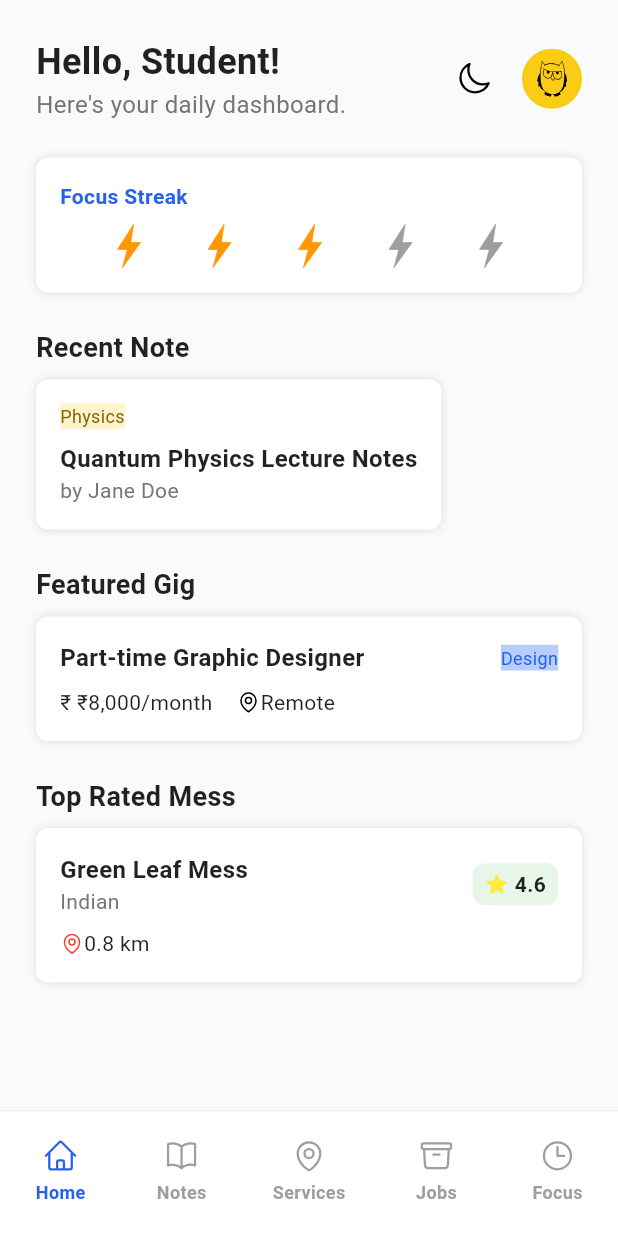
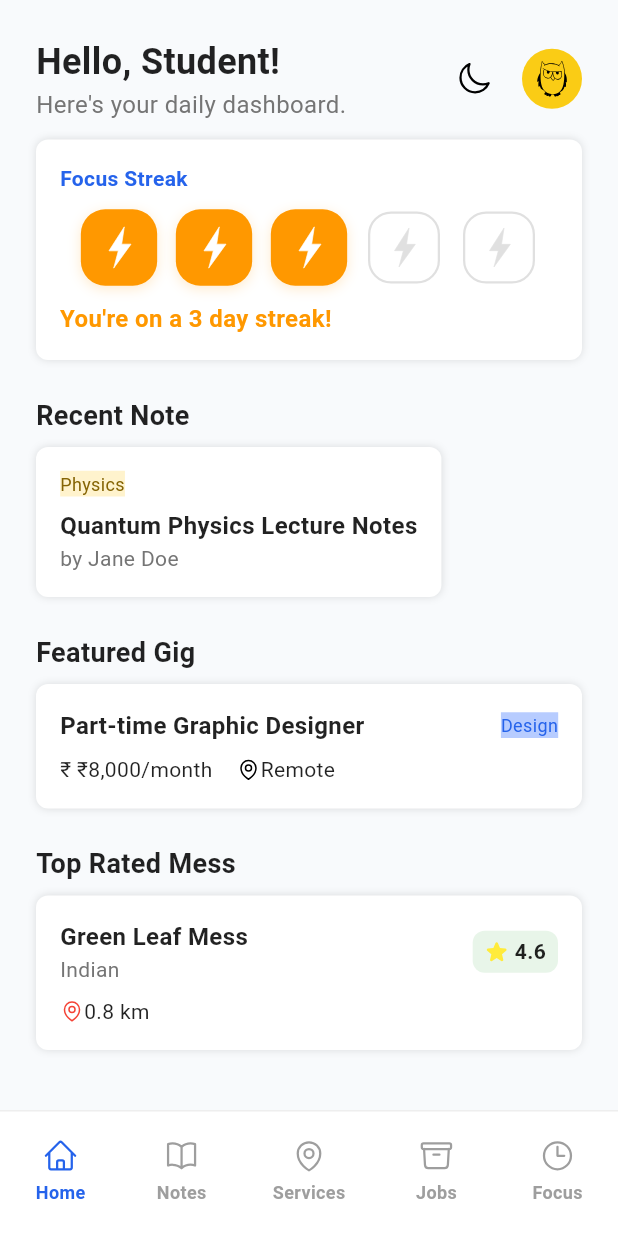
Before and after one commit to barshanpoddar/campusOwl-new, a Flutter app: the screen it shows after launch, on a phone screen of 412 x 824 dp. Run offline on Flutter 3.47's test engine with Material 3 defaults, Android fonts, the phone set to English and light mode, and no system bars; our stand-ins replace flutter_svg, internet_connection_checker, shared_preferences; Roboto replaces fonts that are missing (Poppins).

Commit message:
Refactor: Remove unused fire icon and add StreakBar widget for improved focus streak display

```diff
--- a/lib/screens/home_screen.dart
+++ b/lib/screens/home_screen.dart
@@ -2,6 +2,7 @@ import 'package:flutter/material.dart';
 import 'package:provider/provider.dart';
 import '../constants.dart';
 import '../widgets/app_icon.dart';
+import '../widgets/streak_bar.dart';
 import '../providers/theme_provider.dart';
 
 class HomeScreen extends StatefulWidget {
@@ -65,7 +66,8 @@ class _HomeScreenState extends State<HomeScreen> {
                         children: [
                           IconButton(
                             onPressed: () => themeProvider.toggleTheme(),
-                          tooltip: isDark ? 'Switch to light' : 'Switch to dark',
+                            tooltip:
+                                isDark ? 'Switch to light' : 'Switch to dark',
                             icon: AppIcon(
                               assetName: isDark ? 'sun' : 'moon',
                               size: 24,
@@ -75,16 +77,18 @@ class _HomeScreenState extends State<HomeScreen> {
                           const SizedBox(width: 8),
                           const CircleAvatar(
                             backgroundColor: Color(0xFFFACC15), // Yellow
-                          child: AppIcon(assetName: 'Owl_icon', icon: Icons.pets, color: Colors.black),
+                            child: AppIcon(
+                                assetName: 'Owl_icon',
+                                icon: Icons.pets,
+                                color: Colors.black),
                           ),
                         ],
                       ),
                     ],
                   ),
 
-                const SizedBox(height: 24),
-
-                // Focus Streak
+                  // Focus Streak (redesigned)
+                  const SizedBox(height: 12),
                   Container(
                     padding: const EdgeInsets.all(16),
                     decoration: BoxDecoration(
@@ -97,9 +101,6 @@ class _HomeScreenState extends State<HomeScreen> {
                     child: Column(
                       crossAxisAlignment: CrossAxisAlignment.start,
                       children: [
-                      Row(
-                        mainAxisAlignment: MainAxisAlignment.spaceBetween,
-                        children: [
                         Text(
                           'Focus Streak',
                           style: TextStyle(
@@ -107,19 +108,18 @@ class _HomeScreenState extends State<HomeScreen> {
                             color: Theme.of(context).primaryColor,
                           ),
                         ),
-                        ],
+                        const SizedBox(height: 12),
+                        // Use the new reusable StreakBar widget
+                        StreakBar(total: 5, current: currentStreak, size: 48),
+                        const SizedBox(height: 12),
+                        Text(
+                          'You\'re on a $currentStreak day streak!',
+                          textAlign: TextAlign.center,
+                          style: const TextStyle(
+                            fontWeight: FontWeight.bold,
+                            fontSize: 16,
+                            color: Colors.orange,
                           ),
-                      const SizedBox(height: 8),
-                      Row(
-                        mainAxisAlignment: MainAxisAlignment.spaceEvenly,
-                        children: List.generate(5, (index) {
-                          return AppIcon(
-                            assetName: 'fire',
-                            icon: Icons.local_fire_department,
-                            size: 30,
-                            color: streak[index] ? Colors.orange : Colors.grey,
-                          );
-                        }),
                         ),
                       ],
                     ),
@@ -214,7 +214,10 @@ const Text(
                           children: [
                             Text('₹ ${featuredJob.pay}'),
                             const SizedBox(width: 16),
-                          const AppIcon(assetName: 'map_pin', icon: Icons.location_on, size: 16),
+                            const AppIcon(
+                                assetName: 'map_pin',
+                                icon: Icons.location_on,
+                                size: 16),
                             Text(featuredJob.location),
                           ],
                         ),
@@ -265,14 +268,19 @@ const Text(
                               ],
                             ),
                             Container(
-                            padding: const EdgeInsets.symmetric(horizontal: 8, vertical: 4),
+                              padding: const EdgeInsets.symmetric(
+                                  horizontal: 8, vertical: 4),
                               decoration: BoxDecoration(
                                 color: Colors.green[50],
                                 borderRadius: BorderRadius.circular(8),
                               ),
                               child: Row(
                                 children: [
-                                const AppIcon(assetName: 'star', icon: Icons.star, size: 16, color: Colors.yellow),
+                                  const AppIcon(
+                                      assetName: 'star',
+                                      icon: Icons.star,
+                                      size: 16,
+                                      color: Colors.yellow),
                                   const SizedBox(width: 4),
                                   Text(
                                     featuredMess.rating.toStringAsFixed(1),
@@ -289,7 +297,11 @@ const Text(
                         const SizedBox(height: 8),
                         Row(
                           children: [
-                          const AppIcon(assetName: 'map_pin', icon: Icons.location_on, size: 16, color: Colors.red),
+                            const AppIcon(
+                                assetName: 'map_pin',
+                                icon: Icons.location_on,
+                                size: 16,
+                                color: Colors.red),
                             Text(featuredMess.distance),
                           ],
                         ),
--- /dev/null
+++ b/lib/widgets/streak_bar.dart
@@ -0,0 +1,116 @@
+import 'package:flutter/material.dart';
+import 'app_icon.dart';
+
+/// A horizontal streak indicator showing completed days with an animated,
+/// theme-aware set of icon pills.
+///
+/// Example:
+/// StreakBar(total: 7, current: 3)
+class StreakBar extends StatelessWidget {
+  final int total;
+  final int current;
+  final double size;
+  final String assetName;
+  final Color? activeColor;
+  final Color? inactiveColor;
+
+  const StreakBar({
+    super.key,
+    required this.total,
+    required this.current,
+    this.size = 40,
+    this.assetName = 'bolt',
+    this.activeColor,
+    this.inactiveColor,
+  });
+
+  @override
+  Widget build(BuildContext context) {
+    final active = activeColor ?? Colors.orange;
+    final inactive = inactiveColor ?? Colors.grey.shade300;
+
+    return Row(
+      mainAxisAlignment: MainAxisAlignment.spaceEvenly,
+      children: List.generate(total, (index) {
+        final done = index < current;
+        return _StreakPill(
+          size: size,
+          done: done,
+          assetName: assetName,
+          activeColor: active,
+          inactiveColor: inactive,
+          semanticLabel: 'Day ${index + 1} ${done ? 'completed' : 'not completed'}',
+        );
+      }),
+    );
+  }
+}
+
+class _StreakPill extends StatelessWidget {
+  final double size;
+  final bool done;
+  final String assetName;
+  final Color activeColor;
+  final Color inactiveColor;
+  final String semanticLabel;
+
+  const _StreakPill({
+    required this.size,
+    required this.done,
+    required this.assetName,
+    required this.activeColor,
+    required this.inactiveColor,
+    required this.semanticLabel,
+  });
+
+  @override
+  Widget build(BuildContext context) {
+    // Animate scale and background color when toggling.
+    return Tooltip(
+      message: semanticLabel,
+      child: Semantics(
+        label: semanticLabel,
+        child: TweenAnimationBuilder<double>(
+          tween: Tween(begin: 1.0, end: done ? 1.06 : 1.0),
+          duration: const Duration(milliseconds: 280),
+          curve: Curves.easeOutBack,
+          builder: (context, scale, child) {
+            return Transform.scale(
+              scale: scale,
+              child: AnimatedContainer(
+                duration: const Duration(milliseconds: 280),
+                width: size,
+                height: size,
+                decoration: BoxDecoration(
+                  color: done ? activeColor : Colors.transparent,
+                  borderRadius: BorderRadius.circular(size * 0.32),
+                  border: done
+                      ? null
+                      : Border.all(color: inactiveColor, width: 1.5),
+                  boxShadow: done
+                      ? [
+                          BoxShadow(
+                            color: activeColor.withAlpha(51),
+                            blurRadius: 6,
+                            offset: const Offset(0, 2),
+                          )
+                        ]
+                      : null,
+                ),
+                child: Center(
+                  child: AppIcon(
+                    assetName: assetName,
+                    size: size * 0.56,
+                    // when done, icon is white for contrast; otherwise use
+                    // the inactiveColor to match outline.
+                    color: done ? Colors.white : inactiveColor,
+                  ),
+                ),
+              ),
+            );
+          },
+        ),
+      ),
+    );
+  }
+}
```
Also changed, not shown: assets/icons/bolt.svg. Lines whose indentation alone changed are shown as unchanged.
